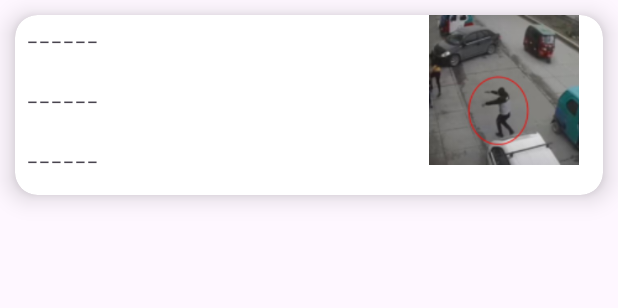
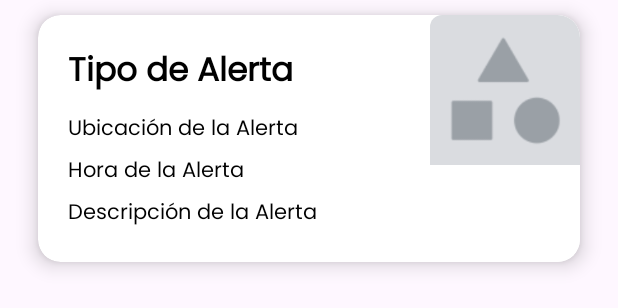
Before and after one commit to PeaceApp-UPC-4438/PeaceApp-Mobile, an Android app: the layout alert_card.xml on its own in the app's theme, with its tools: preview values and no code run, on a phone screen of 412 x 824 dp. Shown: the top 308 px of the screen. Run offline under Robolectric (Android 15) with nearby library versions, the phone set to English and light mode, and no system bars.

Commit message:
refactor(alerts): updated alert list view and alert cards

```diff
--- a/app/src/main/res/layout/alert_card.xml
+++ b/app/src/main/res/layout/alert_card.xml
@@ -1,78 +1,106 @@
 <?xml version="1.0" encoding="utf-8"?>
-<androidx.cardview.widget.CardView android:padding="15dp"
-    android:layout_margin="10dp"
-    app:cardElevation="10dp"
+<androidx.cardview.widget.CardView xmlns:android="http://schemas.android.com/apk/res/android"
+    xmlns:app="http://schemas.android.com/apk/res-auto"
+    app:cardElevation="8dp"
     app:cardCornerRadius="15dp"
-    xmlns:android="http://schemas.android.com/apk/res/android"
+    android:layout_marginStart="25dp"
+    android:layout_marginEnd="25dp"
+    android:layout_marginTop="10dp"
+    android:layout_marginBottom="20dp"
+    app:cardBackgroundColor="@color/white"
     android:layout_width="match_parent"
-    android:layout_height="wrap_content"
-    xmlns:app="http://schemas.android.com/apk/res-auto"
-    xmlns:tools="http://schemas.android.com/tools">
+    android:layout_height="wrap_content">
 
-    <RelativeLayout
+    <LinearLayout
         android:layout_width="match_parent"
-        android:layout_height="wrap_content">
+        android:layout_height="wrap_content"
+        android:orientation="horizontal">
 
-        <ImageView
-            android:id="@+id/iv_logo"
-            android:layout_width="100dp"
-            android:layout_height="100dp"
-            android:scaleType="centerCrop"
-            android:src="@drawable/ic_alert"
-            android:layout_alignParentEnd="true"
-            android:layout_alignParentRight="true"
-            android:layout_marginEnd="16dp"
-            android:layout_marginRight="16dp"/>
-
+        <!-- Sección de texto con título, ubicación y hora -->
         <LinearLayout
-            android:layout_width="match_parent"
+            android:layout_width="0dp"
             android:layout_height="wrap_content"
-            android:layout_toStartOf="@id/iv_logo"
-            android:layout_toLeftOf="@id/iv_logo"
+            android:layout_weight="1"
+            android:padding="20dp"
             android:orientation="vertical">
 
-            <!-- Título de la alerta -->
-            <LinearLayout
-                android:layout_width="match_parent"
+            <TextView
+                android:layout_width="wrap_content"
                 android:layout_height="wrap_content"
-                android:orientation="horizontal"
-                android:padding="8dp">
+                android:id="@+id/txtType"
+                android:text="Tipo de Alerta"
+                android:textSize="22sp"
+                android:textStyle="bold"
+                android:textColor="@color/black"/>
 
-                <TextView
-                    android:id="@+id/txtAlertTitle"
-                    android:layout_width="wrap_content"
-                    android:layout_height="wrap_content"
-                    android:text="------" />
-            </LinearLayout>
+            <TextView
+                android:layout_width="wrap_content"
+                android:layout_height="wrap_content"
+                android:id="@+id/txtLocation"
+                android:text="Ubicación de la Alerta"
+                android:textSize="14sp"
+                android:textColor="@color/black"
+                android:layout_marginTop="8dp"/>
 
-            <!-- Ubicación de la alerta -->
-            <LinearLayout
-                android:layout_width="match_parent"
+            <TextView
+                android:layout_width="wrap_content"
                 android:layout_height="wrap_content"
-                android:padding="8dp"
-                android:orientation="horizontal">
-                <TextView
-                    android:id="@+id/txtAlertLocation"
-                    android:layout_width="wrap_content"
-                    android:layout_height="wrap_content"
-                    android:text="------" />
-            </LinearLayout>
+                android:id="@+id/txtTime"
+                android:text="Hora de la Alerta"
+                android:textSize="14sp"
+                android:textColor="@color/black"
+                android:layout_marginTop="4dp"/>
 
-            <!-- Hora de la alerta -->
-            <LinearLayout
-                android:layout_width="match_parent"
+            <TextView
+                android:layout_width="wrap_content"
                 android:layout_height="wrap_content"
-                android:padding="8dp"
-                android:orientation="horizontal">
-                <TextView
-                    android:id="@+id/txtAlertTime"
-                    android:layout_width="wrap_content"
-                    android:layout_height="wrap_content"
-                    android:text="------" />
-            </LinearLayout>
-
+                android:id="@+id/txtDescription"
+                android:text="Descripción de la Alerta"
+                android:textSize="14sp"
+                android:textColor="@color/black"
+                android:layout_marginTop="4dp"/>
         </LinearLayout>
 
-    </RelativeLayout>
+        <!-- Sección de la imagen -->
+        <androidx.cardview.widget.CardView
+            android:layout_width="wrap_content"
+            android:layout_height="match_parent"
+            app:cardElevation="0dp"
+            app:cardCornerRadius="8dp"
+            android:layout_marginStart="8dp">
+
+            <androidx.constraintlayout.widget.ConstraintLayout
+                android:id="@+id/containerImage"
+                android:layout_width="100dp"
+                android:layout_height="100dp">
+
+                <ImageView
+                    android:layout_width="match_parent"
+                    android:layout_height="match_parent"
+                    android:id="@+id/imgAlert"
+                    android:scaleType="centerCrop"
+                    android:adjustViewBounds="true"
+                    android:src="@drawable/image_report_not_found"
+                    app:layout_constraintBottom_toBottomOf="parent"
+                    app:layout_constraintTop_toTopOf="parent"
+                    app:layout_constraintEnd_toEndOf="parent"
+                    app:layout_constraintStart_toStartOf="parent"/>
+
+                <!-- Botón opcional para eliminar alertas (solo si es necesario) -->
+                <!--
+                <ImageView
+                    android:id="@+id/btnEraseCard"
+                    android:layout_width="30dp"
+                    android:layout_height="30dp"
+                    android:src="@drawable/delete_card_icon"
+                    app:layout_constraintEnd_toEndOf="parent"
+                    app:layout_constraintBottom_toBottomOf="parent"
+                    android:layout_margin="8dp"/>
+                -->
+            </androidx.constraintlayout.widget.ConstraintLayout>
+
+        </androidx.cardview.widget.CardView>
+
+    </LinearLayout>
 
 </androidx.cardview.widget.CardView>
--- a/app/src/main/res/layout/alert_list.xml
+++ b/app/src/main/res/layout/alert_list.xml
@@ -19,15 +19,6 @@
         app:layout_constraintTop_toTopOf="parent"
         app:layout_constraintStart_toStartOf="parent"
         app:layout_constraintEnd_toEndOf="parent">
-
-        <!-- Back or menu button -->
-        <ImageView
-            android:id="@+id/btnMenu"
-            android:layout_width="wrap_content"
-            android:layout_height="wrap_content"
-            android:src="@drawable/ic_menu"
-            android:contentDescription="Menu button"
-            android:layout_gravity="start" />
 
         <!-- Title -->
         <TextView
```
